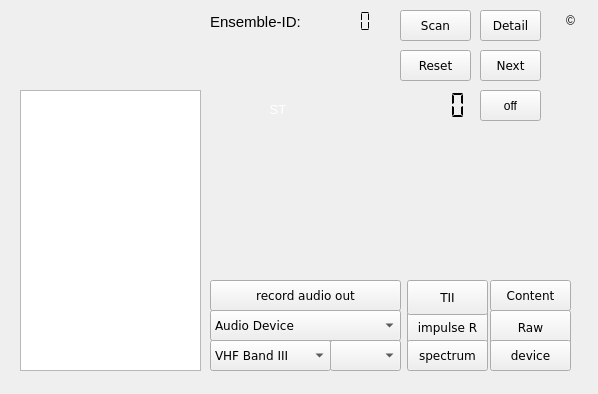
Qt form forms/dabradio.ui (JvanKatwijk/sdrplayDab) before a commit.
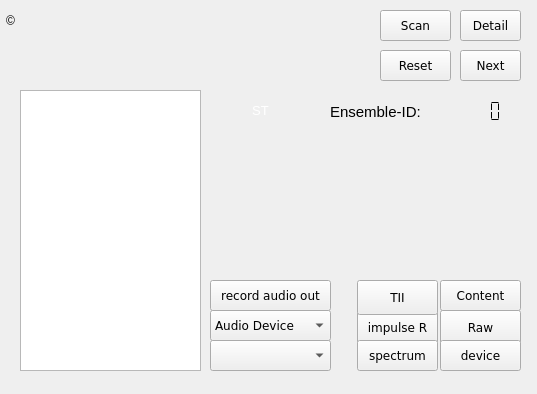
The same form after that commit.

```diff
--- a/forms/dabradio.ui
+++ b/forms/dabradio.ui
@@ -6,7 +6,7 @@
    <rect>
     <x>0</x>
     <y>0</y>
-    <width>598</width>
+    <width>537</width>
     <height>394</height>
    </rect>
   </property>
@@ -16,7 +16,7 @@
   <widget class="QPushButton" name="showProgramData">
    <property name="geometry">
     <rect>
-     <x>480</x>
+     <x>460</x>
      <y>10</y>
      <width>61</width>
      <height>31</height>
@@ -40,7 +40,7 @@
     <rect>
      <x>210</x>
      <y>280</y>
-     <width>191</width>
+     <width>121</width>
      <height>31</height>
     </rect>
    </property>
@@ -60,7 +60,7 @@
   <widget class="QPushButton" name="show_irButton">
    <property name="geometry">
     <rect>
-     <x>407</x>
+     <x>357</x>
      <y>310</y>
      <width>81</width>
      <height>35</height>
@@ -79,7 +79,7 @@
   <widget class="QPushButton" name="dumpButton">
    <property name="geometry">
     <rect>
-     <x>490</x>
+     <x>440</x>
      <y>310</y>
      <width>81</width>
      <height>35</height>
@@ -119,7 +119,7 @@
     <rect>
      <x>210</x>
      <y>310</y>
-     <width>191</width>
+     <width>121</width>
      <height>31</height>
     </rect>
    </property>
@@ -141,7 +141,7 @@
   <widget class="QPushButton" name="tiiButton">
    <property name="geometry">
     <rect>
-     <x>407</x>
+     <x>357</x>
      <y>280</y>
      <width>81</width>
      <height>35</height>
@@ -163,7 +163,7 @@
   <widget class="QPushButton" name="scanButton">
    <property name="geometry">
     <rect>
-     <x>400</x>
+     <x>380</x>
      <y>10</y>
      <width>71</width>
      <height>31</height>
@@ -182,56 +182,12 @@
     <string>Scan</string>
    </property>
   </widget>
-  <widget class="QWidget" name="layoutWidget">
-   <property name="geometry">
-    <rect>
-     <x>220</x>
-     <y>100</y>
-     <width>118</width>
-     <height>21</height>
-    </rect>
-   </property>
-   <layout class="QHBoxLayout" name="horizontalLayout_6">
-    <property name="spacing">
-     <number>4</number>
-    </property>
-   </layout>
-  </widget>
-  <widget class="QComboBox" name="bandSelector">
-   <property name="geometry">
-    <rect>
-     <x>210</x>
-     <y>340</y>
-     <width>121</width>
-     <height>31</height>
-    </rect>
-   </property>
-   <property name="font">
-    <font>
-     <family>DejaVu Sans</family>
-     <pointsize>9</pointsize>
-    </font>
-   </property>
-   <property name="toolTip">
-    <string>&lt;html&gt;&lt;head/&gt;&lt;body&gt;&lt;p&gt;Select a DAB band.&lt;/p&gt;&lt;p&gt;The default is VHF Band III (174–230 MHz).&lt;/p&gt;&lt;p&gt;Alternatively, the L Band may be selected (1452 bis 1492 MHz, but only used in very few countries like Czech Republic).&lt;/p&gt;&lt;/body&gt;&lt;/html&gt;</string>
-   </property>
-   <item>
-    <property name="text">
-     <string>VHF Band III</string>
-    </property>
-   </item>
-   <item>
-    <property name="text">
-     <string>L Band</string>
-    </property>
-   </item>
-  </widget>
   <widget class="QComboBox" name="channelSelector">
    <property name="geometry">
     <rect>
-     <x>330</x>
+     <x>210</x>
      <y>340</y>
-     <width>71</width>
+     <width>121</width>
      <height>31</height>
     </rect>
    </property>
@@ -248,7 +204,7 @@
   <widget class="QPushButton" name="saveEnsembleData">
    <property name="geometry">
     <rect>
-     <x>490</x>
+     <x>440</x>
      <y>280</y>
      <width>81</width>
      <height>31</height>
@@ -270,7 +226,7 @@
   <widget class="QPushButton" name="nextChannelButton">
    <property name="geometry">
     <rect>
-     <x>480</x>
+     <x>460</x>
      <y>50</y>
      <width>61</width>
      <height>31</height>
@@ -292,7 +248,7 @@
   <widget class="QPushButton" name="show_spectrumButton">
    <property name="geometry">
     <rect>
-     <x>407</x>
+     <x>357</x>
      <y>340</y>
      <width>81</width>
      <height>31</height>
@@ -314,7 +270,7 @@
   <widget class="QPushButton" name="resetButton">
    <property name="geometry">
     <rect>
-     <x>400</x>
+     <x>380</x>
      <y>50</y>
      <width>71</width>
      <height>31</height>
@@ -360,7 +316,7 @@
   <widget class="QLabel" name="label">
    <property name="geometry">
     <rect>
-     <x>560</x>
+     <x>0</x>
      <y>10</y>
      <width>21</width>
      <height>21</height>
@@ -398,8 +354,8 @@
   <widget class="QLCDNumber" name="ensembleId">
    <property name="geometry">
     <rect>
-     <x>300</x>
-     <y>10</y>
+     <x>430</x>
+     <y>100</y>
      <width>81</width>
      <height>23</height>
     </rect>
@@ -428,8 +384,8 @@
   <widget class="QLabel" name="label_5">
    <property name="geometry">
     <rect>
-     <x>210</x>
-     <y>10</y>
+     <x>330</x>
+     <y>100</y>
      <width>100</width>
      <height>23</height>
     </rect>
@@ -506,7 +462,7 @@
   <widget class="QPushButton" name="show_deviceHandler">
    <property name="geometry">
     <rect>
-     <x>490</x>
+     <x>440</x>
      <y>340</y>
      <width>81</width>
      <height>31</height>
@@ -528,8 +484,8 @@
     <rect>
      <x>220</x>
      <y>100</y>
-     <width>116</width>
-     <height>19</height>
+     <width>81</width>
+     <height>21</height>
     </rect>
    </property>
    <property name="palette">
@@ -553,6 +509,15 @@
         </color>
        </brush>
       </colorrole>
+      <colorrole role="PlaceholderText">
+       <brush brushstyle="NoBrush">
+        <color alpha="128">
+         <red>255</red>
+         <green>255</green>
+         <blue>255</blue>
+        </color>
+       </brush>
+      </colorrole>
      </active>
      <inactive>
       <colorrole role="WindowText">
@@ -573,6 +538,15 @@
         </color>
        </brush>
       </colorrole>
+      <colorrole role="PlaceholderText">
+       <brush brushstyle="NoBrush">
+        <color alpha="128">
+         <red>255</red>
+         <green>255</green>
+         <blue>255</blue>
+        </color>
+       </brush>
+      </colorrole>
      </inactive>
      <disabled>
       <colorrole role="WindowText">
@@ -593,6 +567,15 @@
         </color>
        </brush>
       </colorrole>
+      <colorrole role="PlaceholderText">
+       <brush brushstyle="NoBrush">
+        <color alpha="128">
+         <red>255</red>
+         <green>255</green>
+         <blue>255</blue>
+        </color>
+       </brush>
+      </colorrole>
      </disabled>
     </palette>
    </property>
@@ -614,38 +597,6 @@
     <set>Qt::AlignCenter</set>
    </property>
   </widget>
-  <widget class="QLCDNumber" name="phaseOffsetDisplay">
-   <property name="geometry">
-    <rect>
-     <x>390</x>
-     <y>90</y>
-     <width>81</width>
-     <height>31</height>
-    </rect>
-   </property>
-   <property name="frameShape">
-    <enum>QFrame::NoFrame</enum>
-   </property>
-   <property name="segmentStyle">
-    <enum>QLCDNumber::Flat</enum>
-   </property>
-  </widget>
-  <widget class="QPushButton" name="antennaSwitch">
-   <property name="geometry">
-    <rect>
-     <x>480</x>
-     <y>90</y>
-     <width>61</width>
-     <height>31</height>
-    </rect>
-   </property>
-   <property name="toolTip">
-    <string>&lt;html&gt;&lt;head/&gt;&lt;body&gt;&lt;p&gt;Experimental button for use only with sdrPlay 2. Pushing the button will causes switching between the two antenna plugs on a DAB frame basis. We compute the difference between successive&lt;/p&gt;&lt;p&gt;phase differences between two successive frames.&lt;/p&gt;&lt;p&gt;If the antennas receive the incoming signal with the same phase, the resulting value is (app) 0,&lt;/p&gt;&lt;p&gt;otherwise not.&lt;/p&gt;&lt;/body&gt;&lt;/html&gt;</string>
-   </property>
-   <property name="text">
-    <string>off</string>
-   </property>
-  </widget>
   <widget class="QLabel" name="localTimeDisplay">
    <property name="geometry">
     <rect>
```
Left out of the diff: 2 changed lines with no effect on the pictures.
